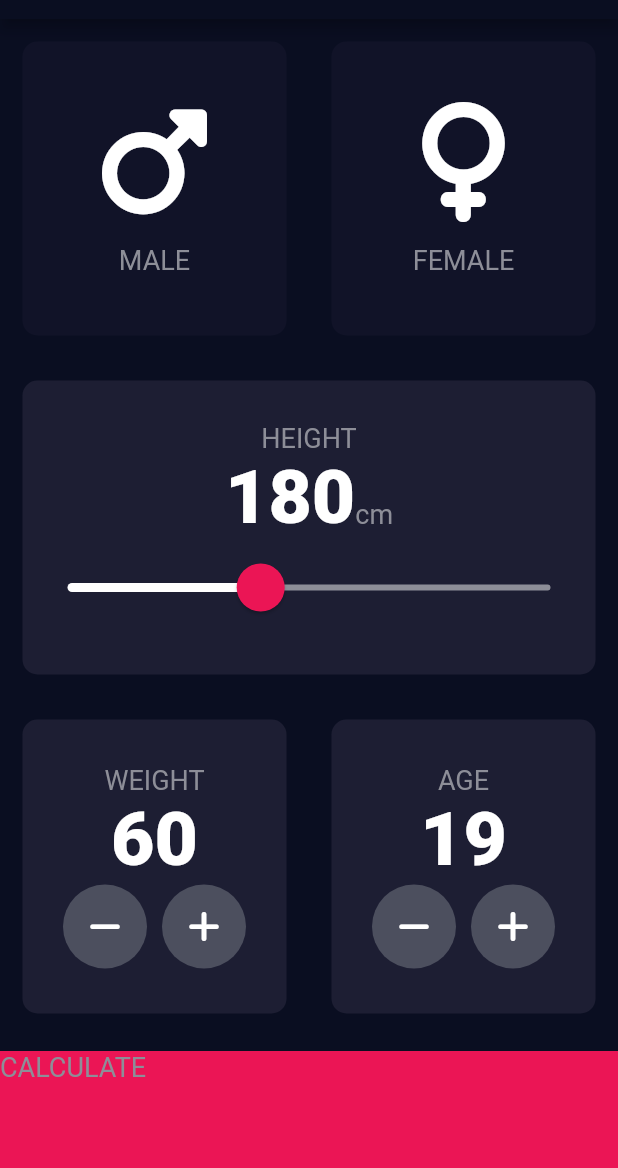
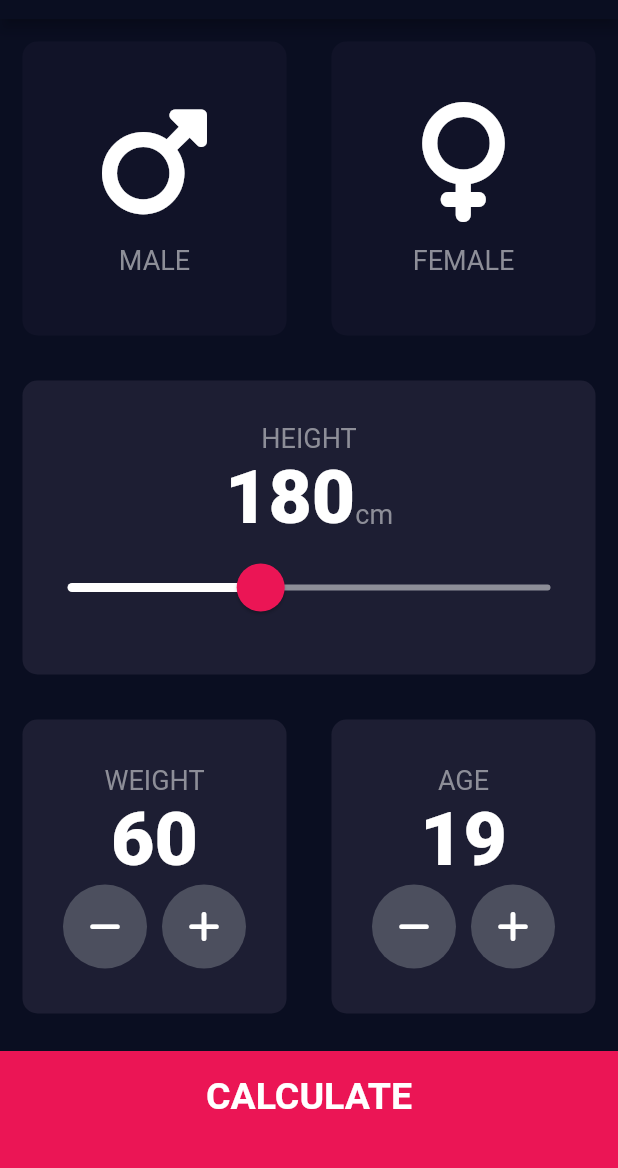
Before and after one commit to Mike5801/BMICalculatorApp, a Flutter app: the screen it shows after launch, on a phone screen of 412 x 824 dp, the part 65-1233 px from its top. Run offline on Flutter 3.47's test engine with Material 2 defaults, Android fonts, the phone set to English and light mode, and no system bars; our stand-ins replace font_awesome_flutter.

```diff
--- /dev/null
+++ b/bmi_calculator/lib/components/bottom_button.dart
@@ -0,0 +1,33 @@
+import 'package:flutter/material.dart';
+import 'package:bmi_calculator/constants.dart';
+
+class BottomButton extends StatelessWidget {
+  const BottomButton({
+    required this.buttonText,
+    required this.onPressed,
+    super.key,
+  });
+
+  final void Function() onPressed;
+  final String buttonText;
+
+  @override
+  Widget build(BuildContext context) {
+    return GestureDetector(
+      onTap: onPressed,
+      child: Container(
+        padding: const EdgeInsets.only(bottom: 20.0),
+        color: kBottomContainerColor,
+        margin: const EdgeInsets.only(top: 10.0),
+        width: double.infinity,
+        height: kBottomContainerHeight,
+        child: Center(
+          child: Text(
+            buttonText,
+            style: kLargeButtonTextStyle,
+          ),
+        ),
+      ),
+    );
+  }
+}
--- a/bmi_calculator/lib/icon_text.dart
+++ b/bmi_calculator/lib/components/icon_text.dart
@@ -1,5 +1,5 @@
 import 'package:flutter/material.dart';
-import 'constants.dart';
+import '../constants.dart';
 
 
 
--- a/bmi_calculator/lib/main.dart
+++ b/bmi_calculator/lib/main.dart
@@ -1,5 +1,5 @@
 import 'package:flutter/material.dart';
-import './input_page.dart';
+import './pages/input_page.dart';
 
 void main() {
   runApp(const BMICalculator());
--- a/bmi_calculator/lib/input_page.dart
+++ b/bmi_calculator/lib/pages/input_page.dart
@@ -1,10 +1,11 @@
-import 'package:bmi_calculator/results_page.dart';
+import '../components//bottom_button.dart';
+import 'results_page.dart';
 import 'package:flutter/material.dart';
 import 'package:font_awesome_flutter/font_awesome_flutter.dart';
-import 'icon_text.dart';
-import 'custom_card.dart';
-import 'constants.dart';
-import 'round_icon_button.dart';
+import '../components/icon_text.dart';
+import '../components/custom_card.dart';
+import '../constants.dart';
+import '../components/round_icon_button.dart';
 
 enum Gender { male, female, none }
 
@@ -207,8 +208,9 @@ class _InputPageState extends State<InputPage> {
               ],
             ),
           ),
-          GestureDetector(
-            onTap: () {
+          BottomButton(
+            buttonText: 'CALCULATE',
+            onPressed: () {
               Navigator.push(
                 context,
                 MaterialPageRoute(
@@ -216,16 +218,6 @@ class _InputPageState extends State<InputPage> {
                 ),
               );
             },
-            child: Container(
-              color: kBottomContainerColor,
-              margin: const EdgeInsets.only(top: 10.0),
-              width: double.infinity,
-              height: kBottomContainerHeight,
-              child: const Text(
-                'CALCULATE',
-                style: kTextStyle,
-              ),
-            ),
           )
         ],
       ),
```
Also changed, not shown: bmi_calculator/lib/constants.dart (+25 -0 lines), bmi_calculator/lib/pages/results_page.dart (added, +65 -0 lines), bmi_calculator/lib/results_page.dart (deleted, +0 -15 lines), bmi_calculator/lib/components/custom_card.dart (renamed from bmi_calculator/lib/custom_card.dart), bmi_calculator/lib/components/round_icon_button.dart (renamed from bmi_calculator/lib/round_icon_button.dart).
